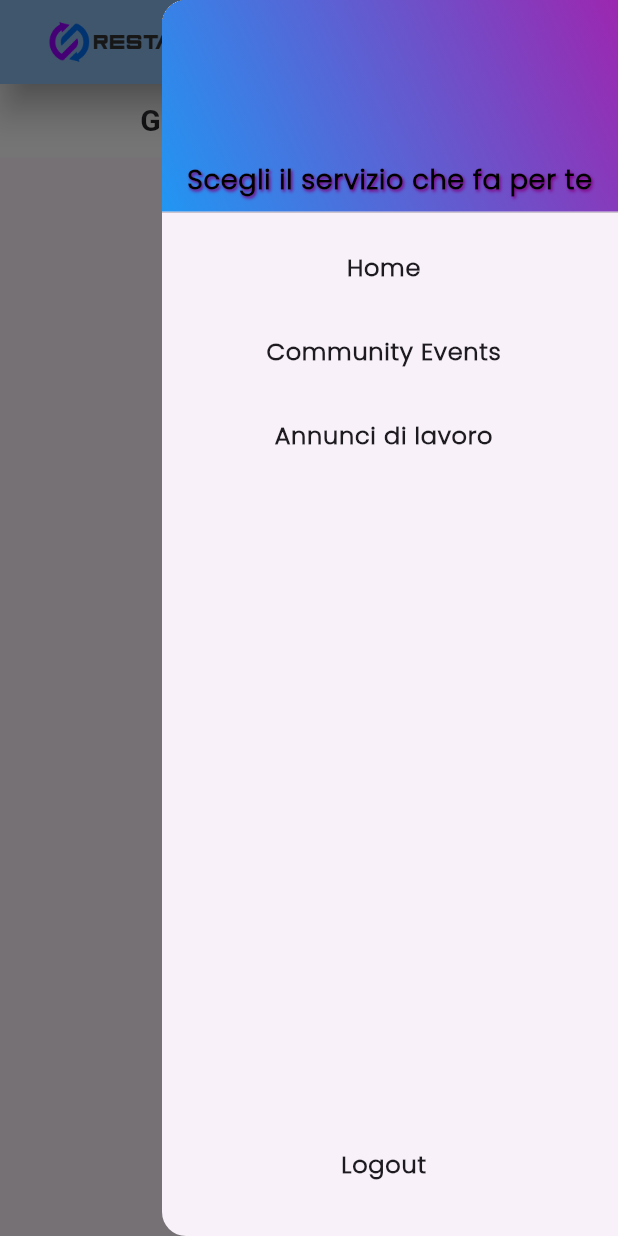
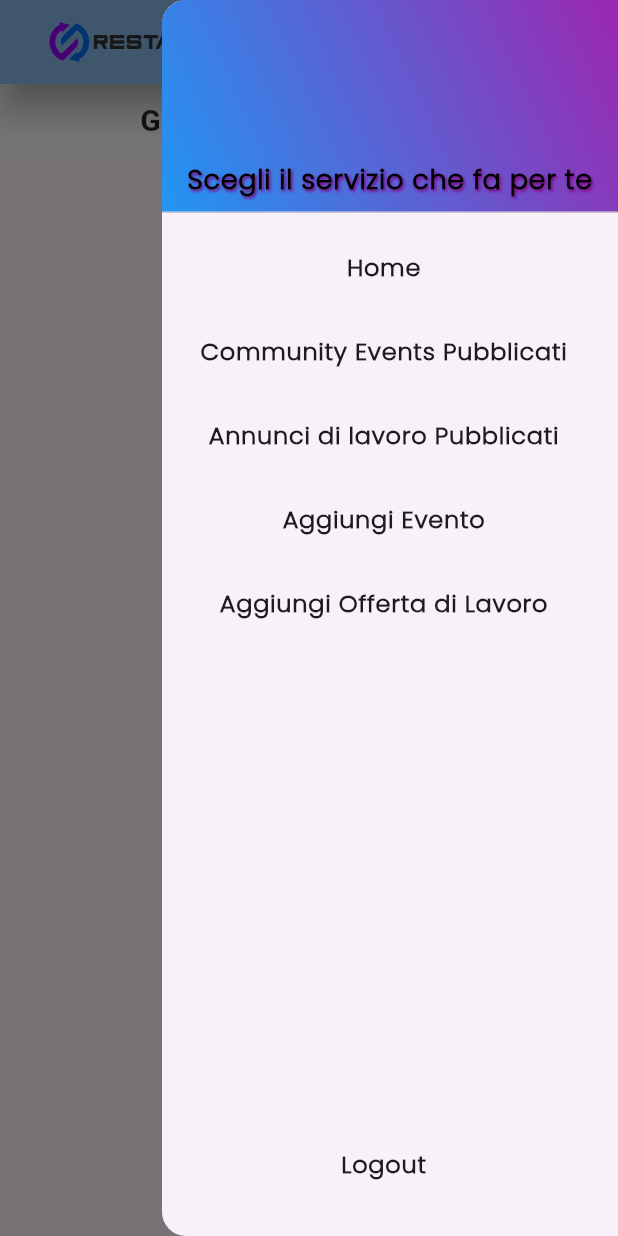
Before and after one commit to rebeccadimatteo/ReStart, a Flutter app: the CommunityEventsPubblicati screen opened directly, after a tap on the "menu" icon, on a phone screen of 412 x 824 dp. Run offline on Flutter 3.47's test engine with Material 3 defaults, Android fonts, the phone set to English and light mode, and no system bars; our stand-ins replace image_picker, shelf; missing offline and left inert: dart_jsonwebtoken, flutter_session_manager, postgres, shelf_multipart, shelf_router.

Commit message:
update: annunci_di_lavoro_pubblicati.dart, app_bar_ca.dart, eventi_pubblicati.dart, home_ca.dart, home_utente.dart

```diff
--- a/ReStart/lib/presentation/components/app_bar_ca.dart
+++ b/ReStart/lib/presentation/components/app_bar_ca.dart
@@ -95,7 +95,7 @@ class CaAppBar extends StatelessWidget implements PreferredSizeWidget {
                 ),
                 ListTile(
                   title: const Text(
-                    'Community Events',
+                    'Community Events Pubblicati',
                     textAlign: TextAlign.center,
                     style: TextStyle(
                       fontFamily: 'Poppins',
@@ -105,13 +105,13 @@ class CaAppBar extends StatelessWidget implements PreferredSizeWidget {
                   onTap: () {
                     Navigator.pushNamed(
                       context,
-                      AppRoutes.eventi,
+                      AppRoutes.eventipubblicati,
                     );
                   },
                 ),
                 ListTile(
                   title: const Text(
-                    'Annunci di lavoro',
+                    'Annunci di lavoro Pubblicati',
                     textAlign: TextAlign.center,
                     style: TextStyle(
                       fontFamily: 'Poppins',
@@ -121,7 +121,39 @@ class CaAppBar extends StatelessWidget implements PreferredSizeWidget {
                   onTap: () {
                     Navigator.pushNamed(
                       context,
-                      AppRoutes.annunci,
+                      AppRoutes.annuncipubblicati,
+                    );
+                  },
+                ),
+                ListTile(
+                  title: const Text(
+                    'Aggiungi Evento',
+                    textAlign: TextAlign.center,
+                    style: TextStyle(
+                      fontFamily: 'Poppins',
+                      fontWeight: FontWeight.bold,
+                    ),
+                  ),
+                  onTap: () {
+                    Navigator.pushNamed(
+                      context,
+                      AppRoutes.addevento,
+                    );
+                  },
+                ),
+                ListTile(
+                  title: const Text(
+                    'Aggiungi Offerta di Lavoro',
+                    textAlign: TextAlign.center,
+                    style: TextStyle(
+                      fontFamily: 'Poppins',
+                      fontWeight: FontWeight.bold,
+                    ),
+                  ),
+                  onTap: () {
+                    Navigator.pushNamed(
+                      context,
+                      AppRoutes.addannuncio,
                     );
                   },
                 ),
--- a/ReStart/lib/presentation/screens/eventi/eventi_pubblicati.dart
+++ b/ReStart/lib/presentation/screens/eventi/eventi_pubblicati.dart
@@ -1,5 +1,7 @@
 import 'dart:convert';
 import 'package:flutter/material.dart';
+import 'package:flutter_session_manager/flutter_session_manager.dart';
+import 'package:restart_all_in_one/utils/jwt_utils.dart';
 import '../../../model/entity/evento_DTO.dart';
 import '../../components/app_bar_ca.dart';
 import 'package:http/http.dart' as http;
@@ -14,7 +16,7 @@ class CommunityEventsPubblicati extends StatefulWidget {
 /// Creazione dello stato di [CommunityEvents], costituito dalla lista degli eventi
 class _CommunityEventsState extends State<CommunityEventsPubblicati> {
   List<EventoDTO> eventi = [];
-
+  var token = SessionManager().get("token");
   /// Inizializzazione dello stato, con chiamata alla funzione [fetchDataFromServer]
   @override
   void initState() {
@@ -22,8 +24,9 @@ class _CommunityEventsState extends State<CommunityEventsPubblicati> {
     fetchDataFromServer();
   }
 
-  /// Metodo che permette di inviare la richiesta al server per ottenere la lista di tutti i [SupportoMedicoDTO] presenti nel database
+  /// Metodo che permette di inviare la richiesta al server per ottenere la lista di tutti i [EventoDTO] presenti nel database
   Future<void> fetchDataFromServer() async {
+    int idCa = JWTUtils.getIdFromToken(accessToken: await token);
     final response = await http.post(
         Uri.parse('http://10.0.2.2:8080/gestioneEvento/visualizzaEventi'));
     if (response.statusCode == 200) {
@@ -36,7 +39,7 @@ class _CommunityEventsState extends State<CommunityEventsPubblicati> {
         setState(() {
           List<EventoDTO> newData = [];
           for (EventoDTO e in data) {
-            if (e.approvato) {
+            if (e.approvato && e.id_ca == idCa) {
               newData.add(e);
               print(e);
             }
@@ -70,7 +73,13 @@ class _CommunityEventsState extends State<CommunityEventsPubblicati> {
         body: jsonEncode(evento));
     if (response.statusCode == 200) {
       setState(() {
-        eventi.remove(evento); // da modificare
+        for(EventoDTO e in eventi){
+          if(e.id == evento.id){
+            eventi.remove(e);
+            break;
+          }
+        }
+        eventi.add(evento);
       });
     } else {
       print("Mofifica non andata a buon fine");
--- a/ReStart/lib/presentation/screens/home/home_ca.dart
+++ b/ReStart/lib/presentation/screens/home/home_ca.dart
@@ -35,10 +35,10 @@ class _HomeCaState extends State<HomeCa> {
             hasScrollBody: false,
             child: Column(
               children: [
-                _buildFullWidthItem(context, 'OFFERTE DI LAVORO\n    PUBBLICATE', AppRoutes.annunci),// va modificata
-                _buildFullWidthItem(context, 'COMMUNITY EVENTS\n    PUBBLICATI', AppRoutes.eventi),// va modificata
-                _buildFullWidthItem(context, 'AGGIUNGI EVENTO', AppRoutes.eventi), // va modificata
-                _buildFullWidthItem(context, 'AGGIUNGI OFFERTA\nDI LAVORO', AppRoutes.annunci),// va modificata
+                _buildFullWidthItem(context, 'OFFERTE DI LAVORO\n    PUBBLICATE', AppRoutes.annuncipubblicati),
+                _buildFullWidthItem(context, 'COMMUNITY EVENTS\n    PUBBLICATI', AppRoutes.eventipubblicati),
+                _buildFullWidthItem(context, 'AGGIUNGI EVENTO', AppRoutes.addevento),
+                _buildFullWidthItem(context, 'AGGIUNGI OFFERTA\nDI LAVORO', AppRoutes.addannuncio),
               ],
             ),
           ),
--- a/ReStart/lib/presentation/screens/home/home_utente.dart
+++ b/ReStart/lib/presentation/screens/home/home_utente.dart
@@ -81,6 +81,7 @@ class _HomeUtenteState extends State<HomeUtente> {
 
   @override
   Widget build(BuildContext context) {
+    checkUser(context);
     /// Restituisce uno scaffold, dove appbar e drawer presi dal file generic_app_bar.dart.
     /// Il tutto è ancora statico, manca la connessione al backend.
     return Scaffold(
```
Also changed, not shown: ReStart/lib/presentation/screens/annunci_di_lavoro/annunci_di_lavoro_pubblicati.dart (+12 -2 lines).
